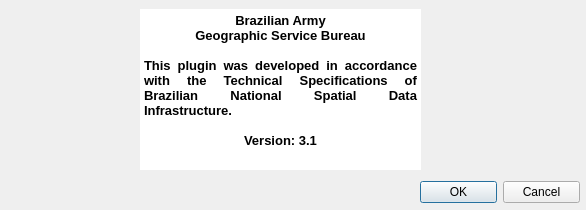
The window that ui_about.ui (dsgoficial/DsgTools) describes before a commit, drawn with Qt 5.
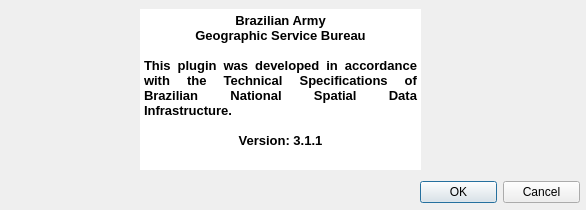
The same window after the commit. Icons and pictures are not drawn.

```diff
--- a/ui_about.ui
+++ b/ui_about.ui
@@ -95,7 +95,7 @@
 &lt;p align=&quot;center&quot; style=&quot;-qt-paragraph-type:empty; margin-top:0px; margin-bottom:0px; margin-left:0px; margin-right:0px; -qt-block-indent:0; text-indent:0px; font-family:'MS Shell Dlg 2'; font-weight:600;&quot;&gt;&lt;br /&gt;&lt;/p&gt;
 &lt;p align=&quot;justify&quot; style=&quot; margin-top:0px; margin-bottom:0px; margin-left:0px; margin-right:0px; -qt-block-indent:0; text-indent:0px;&quot;&gt;&lt;span style=&quot; font-family:'MS Shell Dlg 2'; font-weight:600;&quot;&gt;This plugin was developed in accordance with the Technical Specifications of Brazilian National Spatial Data Infrastructure.&lt;/span&gt;&lt;/p&gt;
 &lt;p align=&quot;justify&quot; style=&quot;-qt-paragraph-type:empty; margin-top:0px; margin-bottom:0px; margin-left:0px; margin-right:0px; -qt-block-indent:0; text-indent:0px; font-family:'MS Shell Dlg 2'; font-weight:600;&quot;&gt;&lt;br /&gt;&lt;/p&gt;
-&lt;p align=&quot;center&quot; style=&quot; margin-top:0px; margin-bottom:0px; margin-left:0px; margin-right:0px; -qt-block-indent:0; text-indent:0px;&quot;&gt;&lt;span style=&quot; font-family:'MS Shell Dlg 2'; font-weight:600;&quot;&gt;Version: 3.1&lt;/span&gt;&lt;/p&gt;&lt;/body&gt;&lt;/html&gt;</string>
+&lt;p align=&quot;center&quot; style=&quot; margin-top:0px; margin-bottom:0px; margin-left:0px; margin-right:0px; -qt-block-indent:0; text-indent:0px;&quot;&gt;&lt;span style=&quot; font-family:'MS Shell Dlg 2'; font-weight:600;&quot;&gt;Version: 3.1.1&lt;/span&gt;&lt;/p&gt;&lt;/body&gt;&lt;/html&gt;</string>
    </property>
   </widget>
  </widget>
```
